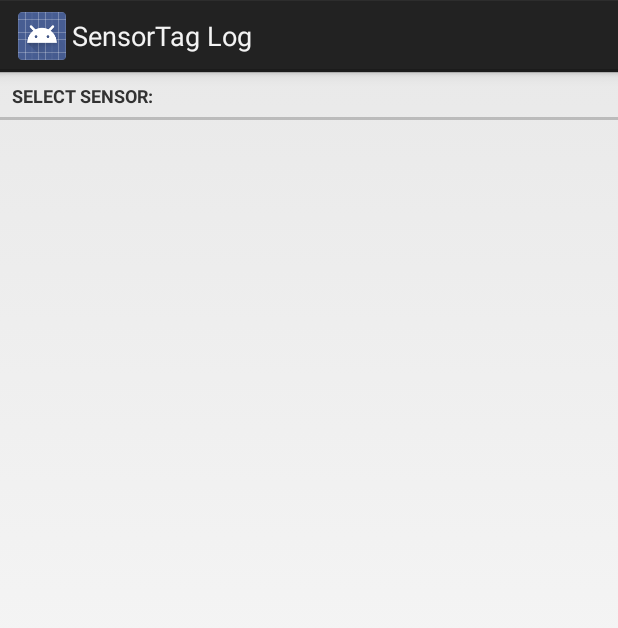
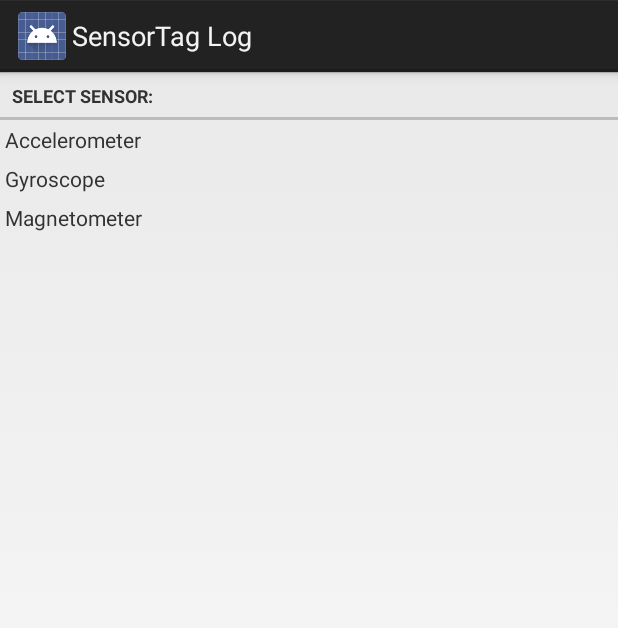
Before and after one commit to nadezhda93/SensorTagLog, an Android app: the SensorDataActivity screen opened directly, with no data from a screen before it, on a phone screen of 412 x 824 dp. Shown: the top 628 px of the screen. Run offline under Robolectric (Android 15) with nearby library versions, the phone set to English and light mode, and no system bars; 3 statements that could not run were skipped.

Commit message:
Dipslays results of Accelerometer, Gyro and Magnetometer on screen. (Major Obj.1)

```diff
--- a/app/build.gradle
+++ b/app/build.gradle
@@ -2,7 +2,7 @@ apply plugin: 'com.android.application'
 
 android {
     compileSdkVersion 19
-    buildToolsVersion "21.0.2"
+    buildToolsVersion "21.1.1"
 
     defaultConfig {
         applicationId "com.nadia.android.sensortaglog"
--- a/app/src/main/java/com/nadia/android/sensortaglog/SensorDataActivity.java
+++ b/app/src/main/java/com/nadia/android/sensortaglog/SensorDataActivity.java
@@ -19,6 +19,7 @@ import android.view.Window;
 import android.widget.AdapterView;
 import android.widget.ArrayAdapter;
 import android.widget.ListView;
+import android.widget.TextView;
 
 import java.util.ArrayList;
 import java.util.HashMap;
@@ -26,8 +27,8 @@ import java.util.UUID;
 
 /**
  * Created by nadia on 17/11/14.
- * Activity that will display the results of the various sensors in a ListView
- * and update them through the bound service SensorDataService
+ * Activity that will display the results of the various sensors in TextViews
+ * and update them through the bound service SensorDataService using a BroadcastReceiver
  */
 public class SensorDataActivity extends Activity {
     private static final String TAG = "SensorDataActivity";
@@ -38,9 +39,10 @@ public class SensorDataActivity extends Activity {
     private String mDeviceAddress;
     private SensorDataService mSensorDataService;
 
-    private ListView mSensorsListView;
-    private ArrayList<String> mListOfSensors = new ArrayList<String>();
-    private ArrayList<String> mListOfResults = new ArrayList<String>();
+    private TextView mAccelerometerValue;
+    private TextView mGyroscopeValue;
+    private TextView mMagnetometerValue;
+
 
     //interface for binding a service to the client activity
     //need to override onServiceConnected() and onServiceDisconnected() methods
@@ -73,7 +75,7 @@ public class SensorDataActivity extends Activity {
         Log.i(TAG, "onCreate started");
         setContentView(R.layout.activity_sensor_data);
 
-        //populate the HashMap of all services in the model class
+        //populate the HashMap of UUIDS of all services in the SensorDataModel class
         SensorDataModel.populateMap();
 
         // extract intent information from BluetoothActivity
@@ -87,25 +89,20 @@ public class SensorDataActivity extends Activity {
         Intent gattServiceIntent = new Intent(this, SensorDataService.class);
         bindService(gattServiceIntent, mServiceConnection, BIND_AUTO_CREATE);
 
-        //wire up ListView widget by resource ID
-        mSensorsListView = (ListView) findViewById(R.id.sensors_found_list);
+        //wire TextView widgets
+        mAccelerometerValue = (TextView)findViewById(R.id.accelerometer_value);
+        mMagnetometerValue = (TextView)findViewById(R.id.mag_value);
+        mGyroscopeValue = (TextView)findViewById(R.id.gyro_value);
 
-        //set the adapter to the listView in the layout using default android list layout
-        //CustomSensorListAdapter mListOfSensorsAdapter = new CustomSensorListAdapter(this,android.R.layout.simple_list_item_1, mListOfSensors);
-        //mSensorsListView.setAdapter(mListOfSensorsAdapter);
-
-        //populate list of sensors
-        //mListOfSensors.add("Humidity");
-        //mListOfSensors.add("Accelerometer");
-
-        //mListOfSensorsAdapter.notifyDataSetChanged();
-
-        //Register to receive broadcasts for Humidity
-        LocalBroadcastManager.getInstance(this).registerReceiver(mHumidityMessageReceiver,
-                                                                new IntentFilter("Humidity"));
+        //Register to receive broadcasts for Magnetometer
+        LocalBroadcastManager.getInstance(this).registerReceiver(mMagnetometerMessageReceiver,
+                                                                new IntentFilter("Magnetometer"));
         //Register to receive broadcasts for Accelerometer
         LocalBroadcastManager.getInstance(this).registerReceiver(mAccMessageReceiver,
                                                                 new IntentFilter("Accelerometer"));
+        //Register to receive broadcasts for Gyro
+        LocalBroadcastManager.getInstance(this).registerReceiver(mGyroMessageReceiver,
+                                                                new IntentFilter("Gyroscope"));
     }
 
     @Override
@@ -115,17 +112,22 @@ public class SensorDataActivity extends Activity {
         unbindService(mServiceConnection);
         //unregister from broadcast
         // Unregister since the activity is about to be closed.
-        LocalBroadcastManager.getInstance(this).unregisterReceiver(mHumidityMessageReceiver);
+        LocalBroadcastManager.getInstance(this).unregisterReceiver(mMagnetometerMessageReceiver);
     }
 
 
     //Handler for received events
-    private BroadcastReceiver mHumidityMessageReceiver = new BroadcastReceiver() {
+    private BroadcastReceiver mMagnetometerMessageReceiver = new BroadcastReceiver() {
         @Override
         public void onReceive(Context context, Intent intent) {
             //get extra data
-            String result = intent.getStringExtra("RESULT");
-            Log.d(TAG, "Received Humidity: " + result);
+            String result_x = intent.getStringExtra("RESULT x");
+            String result_y = intent.getStringExtra("RESULT y");
+            String result_z = intent.getStringExtra("RESULT z");
+            Log.d(TAG, "Received Magnetometer: x = " + result_x + " y = " + result_y + " z = "+result_z);
+            mMagnetometerValue.setText("x = " + result_x + " y = " +
+                                                result_y + " z = " +
+                                                result_z + " uT");
         }
     };
 
@@ -137,6 +139,25 @@ public class SensorDataActivity extends Activity {
             String result_y = intent.getStringExtra("RESULT y");
             String result_z = intent.getStringExtra("RESULT z");
             Log.d(TAG, "Received Accelerometer: x = " + result_x + " y = " + result_y + " z = "+result_z);
+
+            mAccelerometerValue.setText("x = " + result_x + " y = " +
+                                                 result_y + " z = " +
+                                                 result_z + " g");
+        }
+    };
+
+    private BroadcastReceiver mGyroMessageReceiver = new BroadcastReceiver() {
+        @Override
+        public void onReceive(Context context, Intent intent) {
+            //get extra data
+            String result_x = intent.getStringExtra("RESULT x");
+            String result_y = intent.getStringExtra("RESULT y");
+            String result_z = intent.getStringExtra("RESULT z");
+            Log.d(TAG, "Received Gyroscope: x = " + result_x + " y = " + result_y + " z = "+result_z);
+
+            mGyroscopeValue.setText("x = " + result_x + " y = " +
+                    result_y + " z = " +
+                    result_z + " deg");
         }
     };
 }
--- a/app/src/main/java/com/nadia/android/sensortaglog/SensorDataModel.java
+++ b/app/src/main/java/com/nadia/android/sensortaglog/SensorDataModel.java
@@ -50,7 +50,8 @@ public class SensorDataModel {
     //Hashmap containing NAME of characteristic and UUID for each
     private static HashMap<String, UUID> humidity       = new HashMap<String, UUID>();
     private static HashMap<String, UUID> accelerometer  = new HashMap<String, UUID>();
-    private static HashMap<String, UUID> irTemperature  = new HashMap<String, UUID>();
+    private static HashMap<String, UUID> gyroscope      = new HashMap<String, UUID>();
+    private static HashMap<String, UUID> magnetometer   = new HashMap<String, UUID>();
 
     public static void populateMap(){
         humidity.put("HUMIDITY_SERVICE", HUMIDITY_SERVICE);
@@ -65,11 +66,17 @@ public class SensorDataModel {
 
         allServices.put("Accelerometer", accelerometer);
 
-        irTemperature.put("IR_SERVICE", IR_SERVICE);
-        irTemperature.put("IR_DATA",    IR_DATA);
-        irTemperature.put("IR_CONFIG",  IR_CONFIG);
+        gyroscope.put("GYRO_SERVICE", GYRO_SERVICE);
+        gyroscope.put("GYRO_DATA",    GYRO_DATA);
+        gyroscope.put("GYRO_CONFIG",  GYRO_CONFIG);
 
-        allServices.put("IR temperature", irTemperature);
+        allServices.put("Gyroscope", gyroscope);
+
+        magnetometer.put("MAGNETOMETER_SERVICE", MAGNETOMETER_SERVICE);
+        magnetometer.put("MAGNETOMETER_DATA",    MAGNETOMETER_DATA);
+        magnetometer.put("MAGNETOMETER_CONFIG",  MAGNETOMETER_CONFIG);
+
+        allServices.put("Magnetometer", magnetometer);
 
     }
 
@@ -91,11 +98,10 @@ public class SensorDataModel {
     }
 
 
-    //1. convert IR sensor values
 
 
 
-    //2. convert Accelerometer sensor values
+    //1. convert Accelerometer sensor values
     public static double[] extractAccelerometerValues(final BluetoothGattCharacteristic c){
         //Accelerometer has range [-2g, 2g] with unit (1/64)g
         //so divide by 64 to get g
@@ -116,7 +122,7 @@ public class SensorDataModel {
     }
 
 
-    //3. convert Gyroscope sensor values
+    //2. convert Gyroscope sensor values
     public static float[] extractGyroValues(final BluetoothGattCharacteristic c){
         //x,y,z not in order
         float y = shortSignedAtOffset(c,0) * (500f / 65536f) * -1;
@@ -132,6 +138,23 @@ public class SensorDataModel {
         return gyroData;
     }
 
+    //3.Convert Magnetometer values
+    public static float[] extractMagValues(final BluetoothGattCharacteristic c){
+        //Multiply x and y with -1 so values correspond to TI pictures
+        float x = shortSignedAtOffset(c,0) * (2000f / 65536f) * -1;
+        float y = shortSignedAtOffset(c,2) * (2000f / 65536f) * -1;
+        float z = shortSignedAtOffset(c,4) * (2000f / 65536f);
+
+        float[] magData = new float[3];
+
+        magData[0] = x;
+        magData[1] = y;
+        magData[2] = z;
+
+        return magData;
+    }
+
+
     //4. convert Humidity sensor values
     public static float extractHumidityValues(final BluetoothGattCharacteristic c){
         int a = shortUnSignedAtOffset(c,2);
--- a/app/src/main/res/layout/activity_sensor_data.xml
+++ b/app/src/main/res/layout/activity_sensor_data.xml
@@ -1,5 +1,5 @@
 <?xml version="1.0" encoding="utf-8"?>
-<LinearLayout
+<RelativeLayout
     xmlns:android="http://schemas.android.com/apk/res/android"
     android:layout_width="match_parent"
     android:layout_height="match_parent"
@@ -14,9 +14,56 @@
         style="?android:listSeparatorTextViewStyle"/>
 
 
-    <ListView
-        android:id="@+id/sensors_found_list"
-        android:layout_width="fill_parent"
-        android:layout_height="fill_parent" />
+    <TextView
+         android:id = "@+id/accelerometer_title"
+         android:layout_width="wrap_content"
+         android:layout_height="wrap_content"
+         android:layout_alignParentLeft = "true"
+         android:layout_below="@id/select_sensor"
+         android:text = "@string/accelerometer"
+         android:padding="3dp"/>
 
-</LinearLayout>
+    <TextView
+         android:id = "@+id/accelerometer_value"
+         android:layout_width="wrap_content"
+         android:layout_height="wrap_content"
+         android:layout_below="@id/select_sensor"
+         android:layout_alignParentRight="true"
+         android:padding="3dp"  />
+
+    <TextView
+         android:id = "@+id/gyro_title"
+         android:layout_width="wrap_content"
+         android:layout_height="wrap_content"
+         android:layout_alignParentLeft = "true"
+         android:layout_below="@id/accelerometer_title"
+         android:text = "@string/gyroscope"
+         android:padding="3dp"/>
+
+    <TextView
+         android:id = "@+id/gyro_value"
+         android:layout_width="wrap_content"
+         android:layout_height="wrap_content"
+         android:layout_alignParentRight = "true"
+         android:layout_below="@id/accelerometer_value"
+         android:padding="3dp"/>
+
+    <TextView
+         android:id = "@+id/mag_title"
+         android:layout_width="wrap_content"
+         android:layout_height="wrap_content"
+         android:layout_alignParentLeft = "true"
+         android:layout_below="@id/gyro_title"
+         android:text = "@string/magnetometer"
+         android:padding="3dp"/>
+
+    <TextView
+        android:id = "@+id/mag_value"
+        android:layout_width="wrap_content"
+        android:layout_height="wrap_content"
+        android:layout_alignParentRight = "true"
+        android:layout_below="@id/gyro_value"
+        android:padding="3dp"
+        />
+
+</RelativeLayout>
--- a/app/src/main/res/values/strings.xml
+++ b/app/src/main/res/values/strings.xml
@@ -11,4 +11,7 @@
     <string name="action_scan">Scan</string>
     <string name="select_device_to_connect">Scan and select a device to connect:</string>
     <string name="select_sensor">Select sensor:</string>
+    <string name="accelerometer">Accelerometer</string>
+    <string name="gyroscope">Gyroscope</string>
+    <string name="magnetometer">Magnetometer</string>
 </resources>
```
Also changed, not shown: app/src/main/java/com/nadia/android/sensortaglog/SensorDataService.java (+91 -50 lines).
